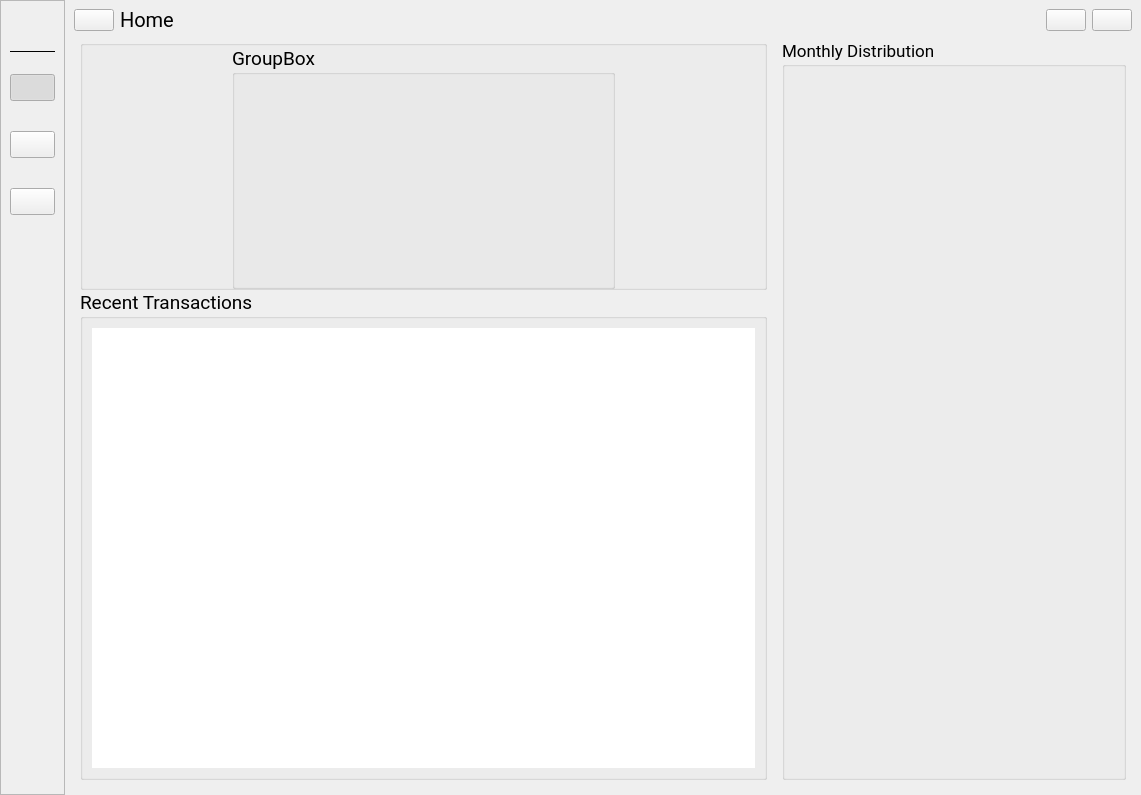
Before: the Qt Designer form skeletons/MainWindow.ui in opierre/Budgetter, drawn with Qt 5.
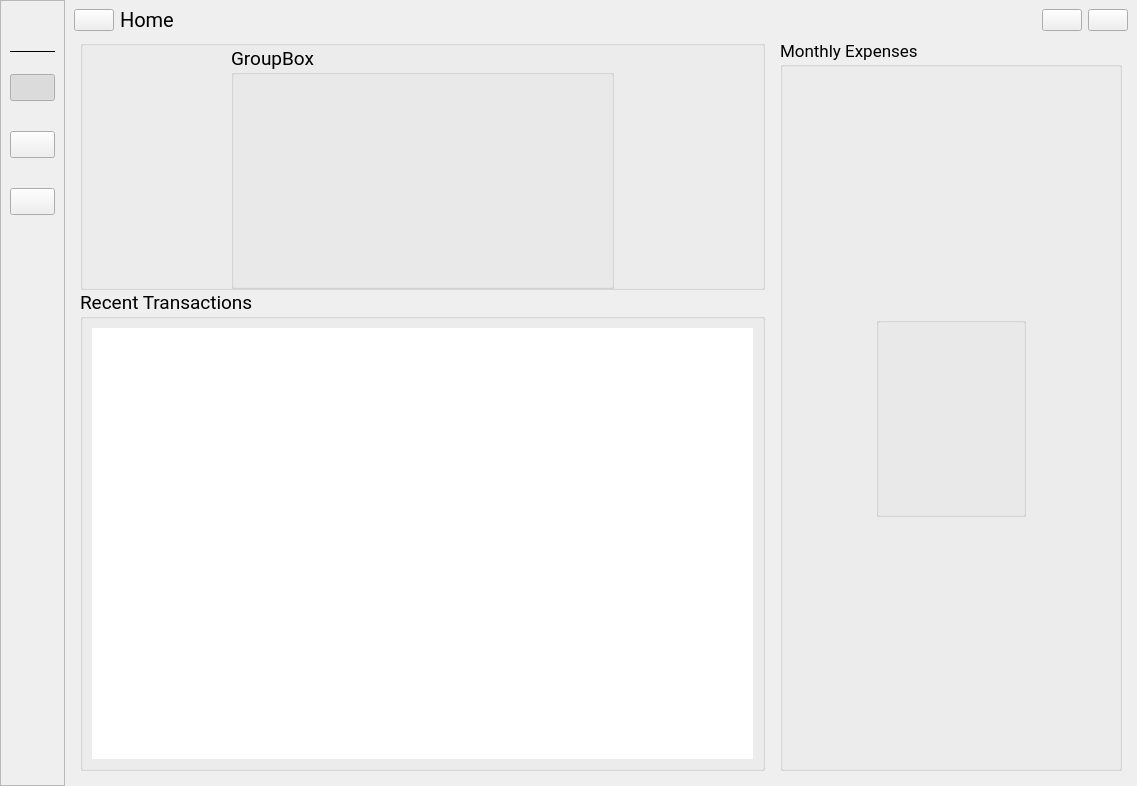
After: the same form once the commit is applied. Icons and pictures are not drawn. Custom widgets are drawn as their Qt base class.

Commit message: Create thumbnail for monthly expenses

Patch:
```diff
--- a/skeletons/MainWindow.ui
+++ b/skeletons/MainWindow.ui
@@ -6,8 +6,8 @@
    <rect>
     <x>0</x>
     <y>0</y>
-    <width>1141</width>
-    <height>795</height>
+    <width>1137</width>
+    <height>786</height>
    </rect>
   </property>
   <property name="windowTitle">
@@ -496,8 +496,29 @@
           </font>
          </property>
          <property name="title">
-          <string>Monthly Distribution</string>
+          <string>Monthly Expenses</string>
          </property>
+         <layout class="QGridLayout" name="gridLayout_6">
+          <item row="0" column="0">
+           <widget class="Thumbnail" name="expense1">
+            <property name="minimumSize">
+             <size>
+              <width>150</width>
+              <height>200</height>
+             </size>
+            </property>
+            <property name="maximumSize">
+             <size>
+              <width>150</width>
+              <height>200</height>
+             </size>
+            </property>
+            <property name="title">
+             <string/>
+            </property>
+           </widget>
+          </item>
+         </layout>
         </widget>
        </item>
        <item row="0" column="0" colspan="2">
@@ -1055,6 +1076,12 @@
    <header>widgets/slidingStackedWidget.h</header>
    <container>1</container>
   </customwidget>
+  <customwidget>
+   <class>Thumbnail</class>
+   <extends>QGroupBox</extends>
+   <header>widgets/thumbnail.h</header>
+   <container>1</container>
+  </customwidget>
  </customwidgets>
  <resources>
   <include location="../resources/resources.qrc"/>
```
Left out of the diff: 49 changed lines with no effect on the pictures. The commit also changes 6 other files.
